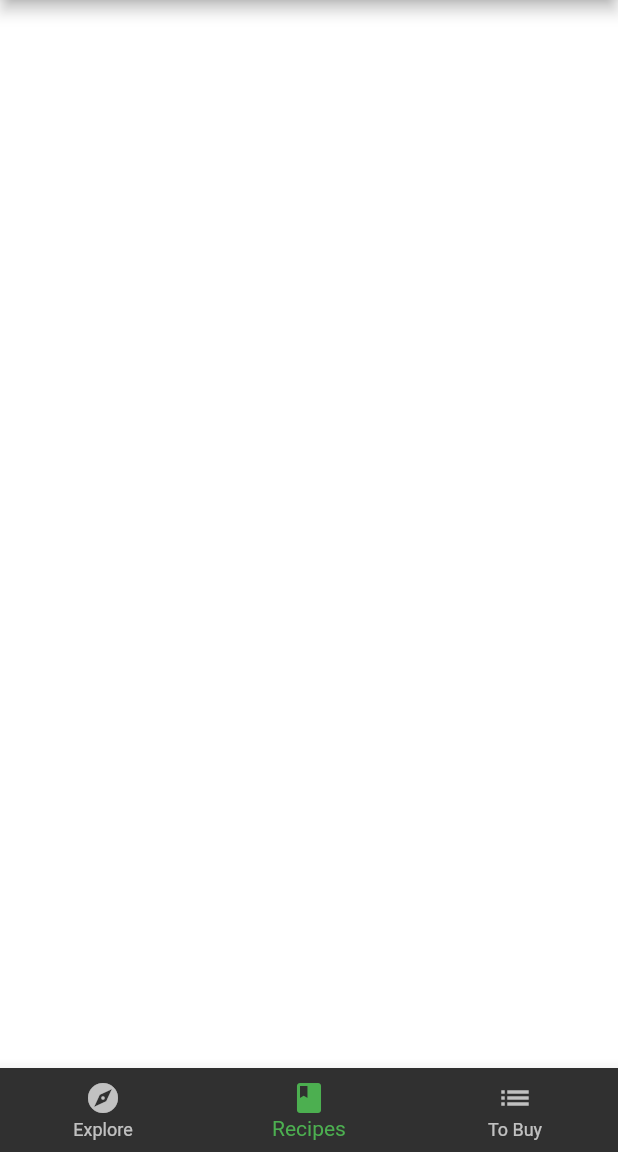
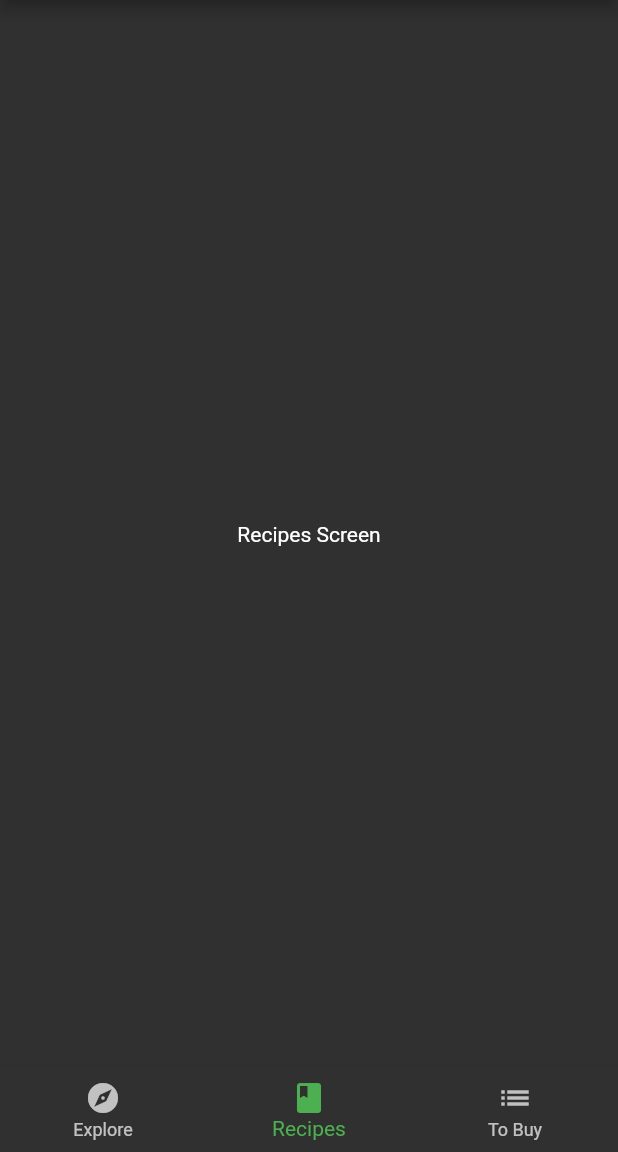
Before and after one commit to MRGRAVITY817/fooderlich, a Flutter app: the screen it shows after launch, item 2 of the bottom bar chosen, on a phone screen of 412 x 824 dp, the part 84-1236 px from its top. Run offline on Flutter 3.47's test engine with Material 2 defaults, Android fonts, the phone set to English and light mode, and no system bars; our stand-ins replace google_fonts; project files that could hold a hidden picture were left out.

Commit message:
Add new recipes screen

```diff
--- a/lib/home.dart
+++ b/lib/home.dart
@@ -1,4 +1,5 @@
 import 'package:flutter/material.dart';
+import 'package:fooderlich/screens/recipes_screen.dart';
 import 'screens/explore_screen.dart';
 
 class Home extends StatefulWidget {
@@ -13,9 +14,7 @@ class _HomeState extends State<Home> {
 
   static List<Widget> pages = <Widget>[
     ExploreScreen(),
-    Container(color: Colors.white),
-    // TODO: Replace with RecipesScreen
-    Container(color: Colors.green),
+    RecipesScreen(),
     Container(color: Colors.blue),
   ];
 
--- /dev/null
+++ b/lib/screens/recipes_screen.dart
@@ -0,0 +1,26 @@
+import 'package:flutter/material.dart';
+import '../api/mock_fooderlich_service.dart';
+
+class RecipesScreen extends StatelessWidget {
+  final exploreService = MockFooderlichService();
+
+  RecipesScreen({Key? key}) : super(key: key);
+
+  @override
+  Widget build(BuildContext context) {
+    return FutureBuilder(
+      future: exploreService.getRecipes(),
+      builder: (BuildContext context, AsyncSnapshot snapshot) {
+        if (snapshot.connectionState == ConnectionState.done) {
+          return const Center(
+            child: Text('Recipes Screen'),
+          );
+        } else {
+          return const Center(
+            child: CircularProgressIndicator(),
+          );
+        }
+      },
+    );
+  }
+}
```
